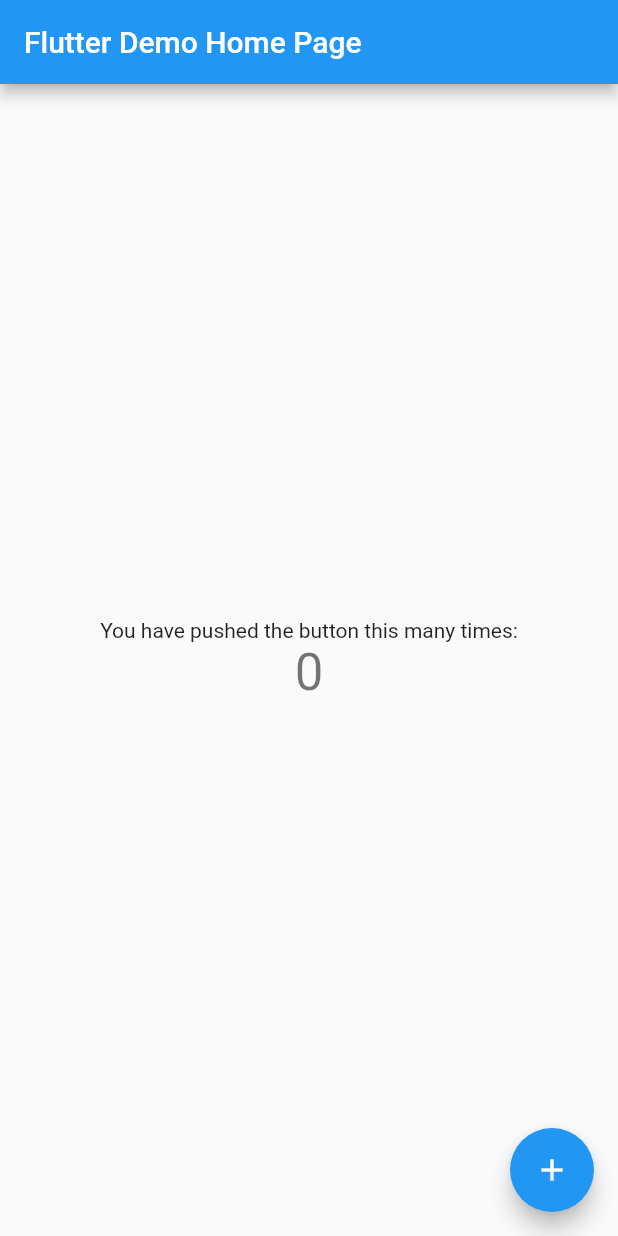
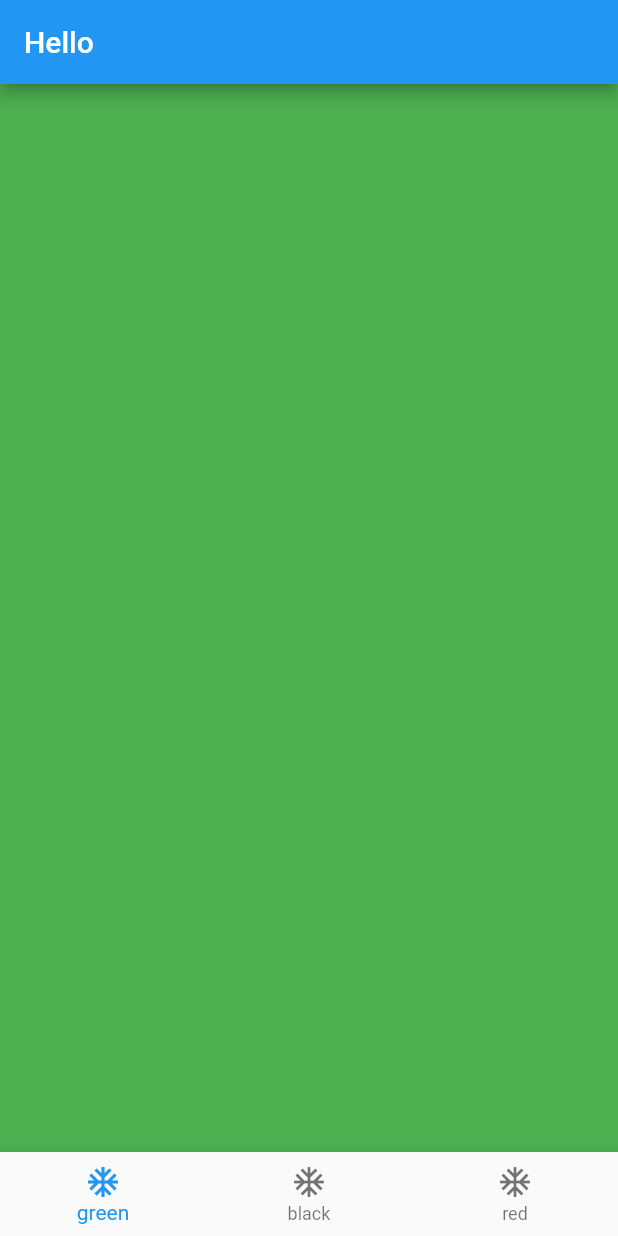
Before and after one commit to prakashvidya68/assignment, a Flutter app: the screen it shows after launch, on a phone screen of 412 x 824 dp. Run offline on Flutter 3.47's test engine with Material 2 defaults, Android fonts, the phone set to English and light mode, and no system bars.

Commit message:
tabs ready

```diff
--- a/lib/main.dart
+++ b/lib/main.dart
@@ -1,3 +1,4 @@
+import 'package:blog/tab_screen.dart';
 import 'package:flutter/material.dart';
 
 void main() => runApp(MyApp());
@@ -9,103 +10,12 @@ class MyApp extends StatelessWidget {
     return MaterialApp(
       title: 'Flutter Demo',
       theme: ThemeData(
-        // This is the theme of your application.
-        //
-        // Try running your application with "flutter run". You'll see the
-        // application has a blue toolbar. Then, without quitting the app, try
-        // changing the primarySwatch below to Colors.green and then invoke
-        // "hot reload" (press "r" in the console where you ran "flutter run",
-        // or simply save your changes to "hot reload" in a Flutter IDE).
-        // Notice that the counter didn't reset back to zero; the application
-        // is not restarted.
         primarySwatch: Colors.blue,
       ),
-      home: MyHomePage(title: 'Flutter Demo Home Page'),
+      initialRoute: '/',
+      routes: {
+        '/': (context) => MyHomePage(),
+      },
     );
   }
 }
-
-class MyHomePage extends StatefulWidget {
-  MyHomePage({Key key, this.title}) : super(key: key);
-
-  // This widget is the home page of your application. It is stateful, meaning
-  // that it has a State object (defined below) that contains fields that affect
-  // how it looks.
-
-  // This class is the configuration for the state. It holds the values (in this
-  // case the title) provided by the parent (in this case the App widget) and
-  // used by the build method of the State. Fields in a Widget subclass are
-  // always marked "final".
-
-  final String title;
-
-  @override
-  _MyHomePageState createState() => _MyHomePageState();
-}
-
-class _MyHomePageState extends State<MyHomePage> {
-  int _counter = 0;
-
-  void _incrementCounter() {
-    setState(() {
-      // This call to setState tells the Flutter framework that something has
-      // changed in this State, which causes it to rerun the build method below
-      // so that the display can reflect the updated values. If we changed
-      // _counter without calling setState(), then the build method would not be
-      // called again, and so nothing would appear to happen.
-      _counter++;
-    });
-  }
-
-  @override
-  Widget build(BuildContext context) {
-    // This method is rerun every time setState is called, for instance as done
-    // by the _incrementCounter method above.
-    //
-    // The Flutter framework has been optimized to make rerunning build methods
-    // fast, so that you can just rebuild anything that needs updating rather
-    // than having to individually change instances of widgets.
-    return Scaffold(
-      appBar: AppBar(
-        // Here we take the value from the MyHomePage object that was created by
-        // the App.build method, and use it to set our appbar title.
-        title: Text(widget.title),
-      ),
-      body: Center(
-        // Center is a layout widget. It takes a single child and positions it
-        // in the middle of the parent.
-        child: Column(
-          // Column is also a layout widget. It takes a list of children and
-          // arranges them vertically. By default, it sizes itself to fit its
-          // children horizontally, and tries to be as tall as its parent.
-          //
-          // Invoke "debug painting" (press "p" in the console, choose the
-          // "Toggle Debug Paint" action from the Flutter Inspector in Android
-          // Studio, or the "Toggle Debug Paint" command in Visual Studio Code)
-          // to see the wireframe for each widget.
-          //
-          // Column has various properties to control how it sizes itself and
-          // how it positions its children. Here we use mainAxisAlignment to
-          // center the children vertically; the main axis here is the vertical
-          // axis because Columns are vertical (the cross axis would be
-          // horizontal).
-          mainAxisAlignment: MainAxisAlignment.center,
-          children: <Widget>[
-            Text(
-              'You have pushed the button this many times:',
-            ),
-            Text(
-              '$_counter',
-              style: Theme.of(context).textTheme.display1,
-            ),
-          ],
-        ),
-      ),
-      floatingActionButton: FloatingActionButton(
-        onPressed: _incrementCounter,
-        tooltip: 'Increment',
-        child: Icon(Icons.add),
-      ), // This trailing comma makes auto-formatting nicer for build methods.
-    );
-  }
-}
--- /dev/null
+++ b/lib/tab_screen.dart
@@ -0,0 +1,62 @@
+import 'package:flutter/material.dart';
+
+class MyHomePage extends StatelessWidget {
+  @override
+  Widget build(BuildContext context) {
+    return MainPage();
+  }
+}
+
+class MainPage extends StatefulWidget {
+  const MainPage({
+    Key key,
+  }) : super(key: key);
+
+  @override
+  _MainPageState createState() => _MainPageState();
+}
+
+class _MainPageState extends State<MainPage> {
+  List<Widget> _pageOptions = [
+    Container(
+      color: Colors.green,
+    ),
+    Container(
+      color: Colors.black,
+    ),
+    Container(
+      color: Colors.red,
+    ),
+  ];
+  int _selectedPage = 0;
+  @override
+  Widget build(BuildContext context) {
+    return Scaffold(
+      bottomNavigationBar: BottomNavigationBar(
+
+        currentIndex: _selectedPage,
+        onTap: (index) {
+          setState(() {
+            _selectedPage = index;
+          });
+        },
+        items: [
+          BottomNavigationBarItem(
+              icon: Icon(Icons.ac_unit), title: Text('green')),
+          BottomNavigationBarItem(
+            icon: Icon(Icons.ac_unit),
+            title: Text('black'),
+          ),
+          BottomNavigationBarItem(
+            icon: Icon(Icons.ac_unit),
+            title: Text('red'),
+          ),
+        ],
+      ),
+      appBar: AppBar(
+        title: Text('Hello'),
+      ),
+      body: _pageOptions[_selectedPage],
+    );
+  }
+}
```
